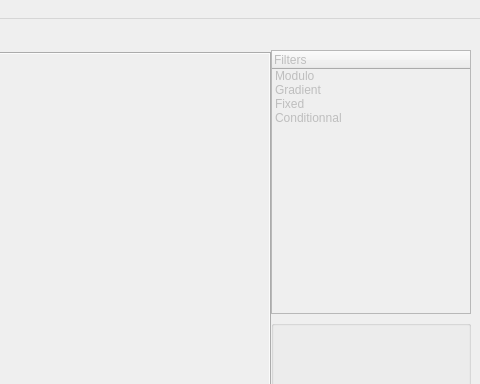
This is mainwindow.ui in Airels/ihm-tabs as Qt 5 draws it before an edit; both pictures show x 800 to 1280 and y 0 to 384 of the 1280 by 757 pixel window. The edited form follows.
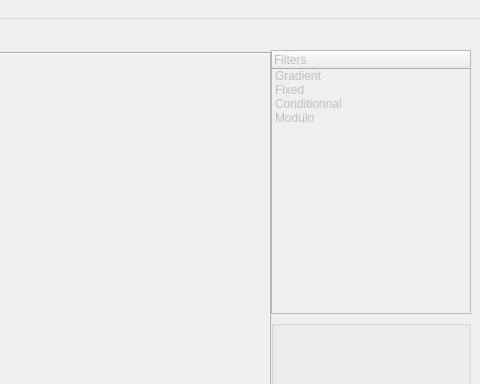
This is the edited form.

What changed in the file:
```diff
--- a/mainwindow.ui
+++ b/mainwindow.ui
@@ -208,11 +208,6 @@
             <string>Filters</string>
            </property>
           </column>
-          <item>
-           <property name="text">
-            <string>Modulo</string>
-           </property>
-          </item>
           <item>
            <property name="text">
             <string>Gradient</string>
@@ -228,6 +223,11 @@
             <string>Conditionnal</string>
            </property>
           </item>
+          <item>
+           <property name="text">
+            <string>Modulo</string>
+           </property>
+          </item>
          </widget>
         </item>
         <item>
```
